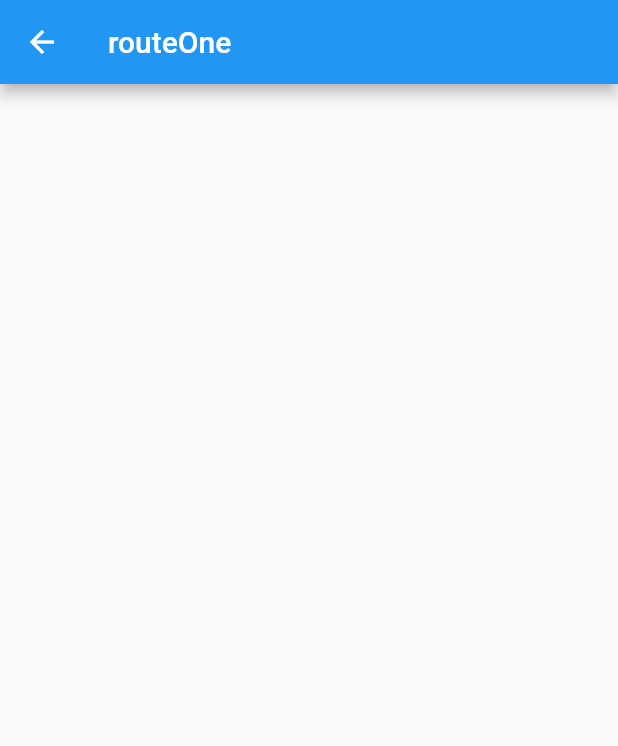
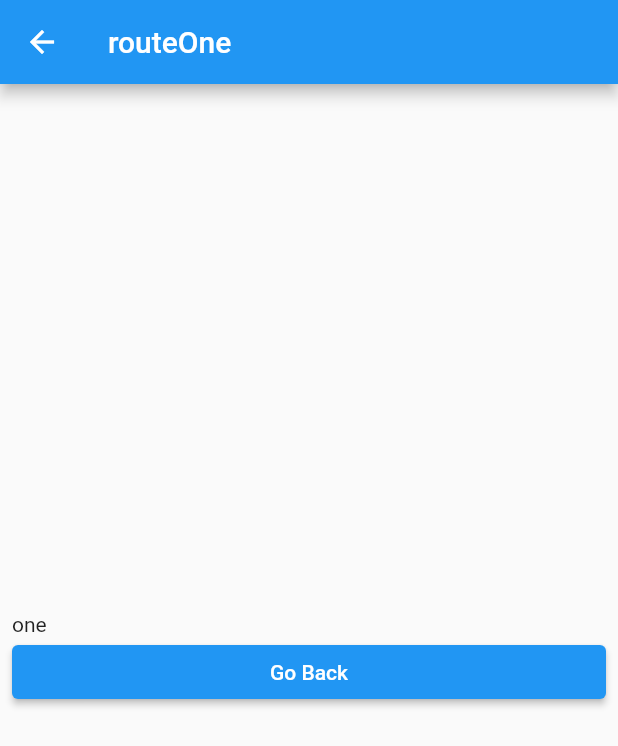
Before and after one commit to dong-park/_hello_flutter, a Flutter app: the screen it shows after launch, after a tap on "Route One", on a phone screen of 412 x 824 dp. Shown: the top 746 px of the screen. Run offline on Flutter 3.47's test engine with Material 2 defaults, Android fonts, the phone set to English and light mode, and no system bars; our stand-ins replace webview_flutter.

Commit message:
MaterialPageRoute시 settings로 arguments값 넘기기

```diff
--- a/lib/screen/navigator_test_screen.dart
+++ b/lib/screen/navigator_test_screen.dart
@@ -12,19 +12,39 @@ class NavigatorTestScreen extends StatelessWidget {
     return MainLayout(title: "", routes: [
       ElevatedButton(
         onPressed: () {
-          Navigator.push(context, MaterialPageRoute(builder: (context) => RouteOneScreen()));
+          Navigator.push(
+            context,
+            MaterialPageRoute(
+                builder: (context) => RouteOneScreen(),
+                settings: RouteSettings(
+                  arguments: "one",
+                )),
+          );
         },
         child: Text('Route One'),
       ),
       ElevatedButton(
         onPressed: () {
-          Navigator.push(context, MaterialPageRoute(builder: (context) => RouteTwoScreen()));
+          Navigator.push(
+            context,
+            MaterialPageRoute(
+                builder: (context) => RouteTwoScreen(),
+                settings: RouteSettings(
+                  arguments: "two",
+                )),
+          );
         },
         child: Text('Route Two'),
       ),
       ElevatedButton(
         onPressed: () {
-          Navigator.push(context, MaterialPageRoute(builder: (context) => RouteThreeScreen()));
+          Navigator.push(
+              context,
+              MaterialPageRoute(
+                  builder: (context) => RouteThreeScreen(),
+                  settings: RouteSettings(
+                    arguments: "three",
+                  )));
         },
         child: Text('Route Three'),
       ),
--- a/lib/screen/route_one_screen.dart
+++ b/lib/screen/route_one_screen.dart
@@ -2,10 +2,21 @@ import 'package:flutter/material.dart';
 import 'package:hello_world/layout/main_layout.dart';
 
 class RouteOneScreen extends StatelessWidget {
+
   const RouteOneScreen({Key? key}) : super(key: key);
 
   @override
   Widget build(BuildContext context) {
-    return MainLayout(title: "routeOne", routes: []);
+    final String argument = ModalRoute.of(context)!.settings.arguments as String;
+
+    return MainLayout(title: "routeOne", routes: [
+      Text(argument),
+      ElevatedButton(
+        onPressed: () {
+          Navigator.pop(context);
+        },
+        child: Text('Go Back'),
+      ),
+    ]);
   }
 }
```
